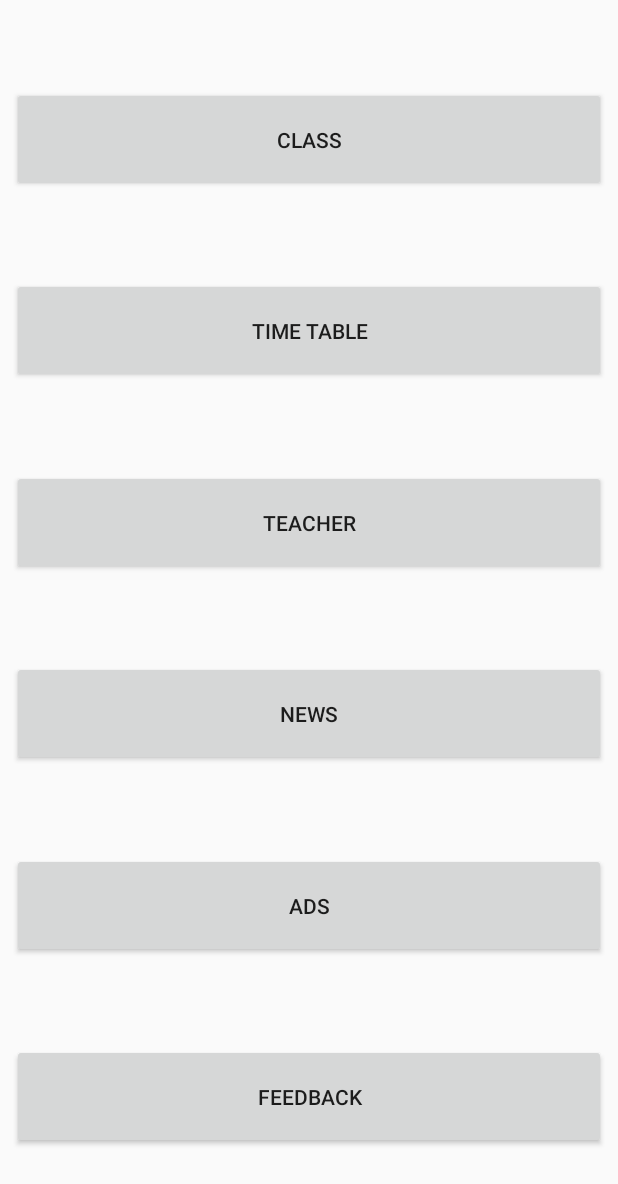
After one commit to Nimanja/Science-Center, an Android app: the layout fragment_notices.xml on its own in the app's theme, with its tools: preview values and no code run, on a phone screen of 412 x 824 dp. The commit adds this screen. Shown: the top 1184 px of the screen. Run offline under Robolectric (Android 15) with nearby library versions, the phone set to English and light mode, and no system bars.

Commit message:
Add the fragment for my part (notices). this is my first time fragment used after I will do some changing.

```diff
--- a/app/build.gradle
+++ b/app/build.gradle
@@ -23,6 +23,7 @@ dependencies {
     implementation fileTree(dir: 'libs', include: ['*.jar'])
     implementation 'androidx.appcompat:appcompat:1.0.2'
     implementation 'androidx.constraintlayout:constraintlayout:1.1.3'
+    implementation 'androidx.legacy:legacy-support-v4:1.0.0'
     testImplementation 'junit:junit:4.12'
     androidTestImplementation 'androidx.test:runner:1.2.0'
     androidTestImplementation 'androidx.test.espresso:espresso-core:3.2.0'
--- /dev/null
+++ b/app/src/main/res/layout/fragment_notices.xml
@@ -0,0 +1,104 @@
+<?xml version="1.0" encoding="utf-8"?>
+<FrameLayout xmlns:android="http://schemas.android.com/apk/res/android"
+    xmlns:app="http://schemas.android.com/apk/res-auto"
+    xmlns:tools="http://schemas.android.com/tools"
+    android:layout_width="match_parent"
+    android:layout_height="match_parent"
+    tools:context=".NoticesHome">
+
+    <androidx.constraintlayout.widget.ConstraintLayout
+        android:layout_width="match_parent"
+        android:layout_height="match_parent">
+
+        <Button
+            android:id="@+id/btnclz"
+            android:layout_width="match_parent"
+            android:layout_height="70dp"
+            android:layout_marginStart="8dp"
+            android:layout_marginTop="8dp"
+            android:layout_marginEnd="8dp"
+            android:scrollbarSize="4dp"
+            android:text="CLASS"
+            app:layout_constraintBottom_toTopOf="@+id/btmtime2"
+            app:layout_constraintEnd_toEndOf="parent"
+            app:layout_constraintHorizontal_bias="0.5"
+            app:layout_constraintStart_toStartOf="parent"
+            app:layout_constraintTop_toTopOf="parent" />
+
+        <Button
+            android:id="@+id/btnFeed2"
+            android:layout_width="match_parent"
+            android:layout_height="70dp"
+            android:layout_marginStart="8dp"
+            android:layout_marginTop="8dp"
+            android:layout_marginEnd="8dp"
+            android:layout_marginBottom="8dp"
+            android:scrollbarSize="4dp"
+            android:text="@string/feedback"
+            app:layout_constraintBottom_toBottomOf="parent"
+            app:layout_constraintEnd_toEndOf="parent"
+            app:layout_constraintHorizontal_bias="0.5"
+            app:layout_constraintStart_toStartOf="parent"
+            app:layout_constraintTop_toBottomOf="@+id/btuAds2" />
+
+        <Button
+            android:id="@+id/btuAds2"
+            android:layout_width="match_parent"
+            android:layout_height="70dp"
+            android:layout_marginStart="8dp"
+            android:layout_marginTop="8dp"
+            android:layout_marginEnd="8dp"
+            android:scrollbarSize="4dp"
+            android:text="@string/ads"
+            app:layout_constraintBottom_toTopOf="@+id/btnFeed2"
+            app:layout_constraintEnd_toEndOf="parent"
+            app:layout_constraintHorizontal_bias="0.5"
+            app:layout_constraintStart_toStartOf="parent"
+            app:layout_constraintTop_toBottomOf="@+id/btnNews2" />
+
+        <Button
+            android:id="@+id/btntech2"
+            android:layout_width="match_parent"
+            android:layout_height="70dp"
+            android:layout_marginStart="8dp"
+            android:layout_marginTop="8dp"
+            android:layout_marginEnd="8dp"
+            android:scrollbarSize="4dp"
+            android:text="@string/teacher"
+            app:layout_constraintBottom_toTopOf="@+id/btnNews2"
+            app:layout_constraintEnd_toEndOf="parent"
+            app:layout_constraintHorizontal_bias="0.5"
+            app:layout_constraintStart_toStartOf="parent"
+            app:layout_constraintTop_toBottomOf="@+id/btmtime2" />
+
+        <Button
+            android:id="@+id/btmtime2"
+            android:layout_width="match_parent"
+            android:layout_height="70dp"
+            android:layout_marginStart="8dp"
+            android:layout_marginTop="8dp"
+            android:layout_marginEnd="8dp"
+            android:scrollbarSize="4dp"
+            android:text="@string/time_table"
+            app:layout_constraintBottom_toTopOf="@+id/btntech2"
+            app:layout_constraintEnd_toEndOf="parent"
+            app:layout_constraintHorizontal_bias="0.5"
+            app:layout_constraintStart_toStartOf="parent"
+            app:layout_constraintTop_toBottomOf="@+id/btnclz" />
+
+        <Button
+            android:id="@+id/btnNews2"
+            android:layout_width="match_parent"
+            android:layout_height="70dp"
+            android:layout_marginStart="8dp"
+            android:layout_marginTop="8dp"
+            android:layout_marginEnd="8dp"
+            android:scrollbarSize="4dp"
+            android:text="@string/news"
+            app:layout_constraintBottom_toTopOf="@+id/btuAds2"
+            app:layout_constraintEnd_toEndOf="parent"
+            app:layout_constraintHorizontal_bias="0.5"
+            app:layout_constraintStart_toStartOf="parent"
+            app:layout_constraintTop_toBottomOf="@+id/btntech2" />
+    </androidx.constraintlayout.widget.ConstraintLayout>
+</FrameLayout>
--- a/app/src/main/res/values/strings.xml
+++ b/app/src/main/res/values/strings.xml
@@ -18,4 +18,7 @@
     <string name="login">LogIn</string>
     <string name="profile1">Profile</string>
     <string name="class1">CLASS</string>
+
+    <!-- TODO: Remove or change this placeholder text -->
+    <string name="hello_blank_fragment">Hello blank fragment</string>
 </resources>
```
Also changed, not shown: app/src/main/java/com/example/sciencecenter/Class.java (added, +21 -0 lines), app/src/main/java/com/example/sciencecenter/MainActivity.java (+21 -1 lines), app/src/main/java/com/example/sciencecenter/NoticesHome.java (added, +34 -0 lines), app/src/main/res/layout/activity_notices.xml (+10 -91 lines), app/src/main/res/layout/fragment_class.xml (added, +15 -0 lines).
